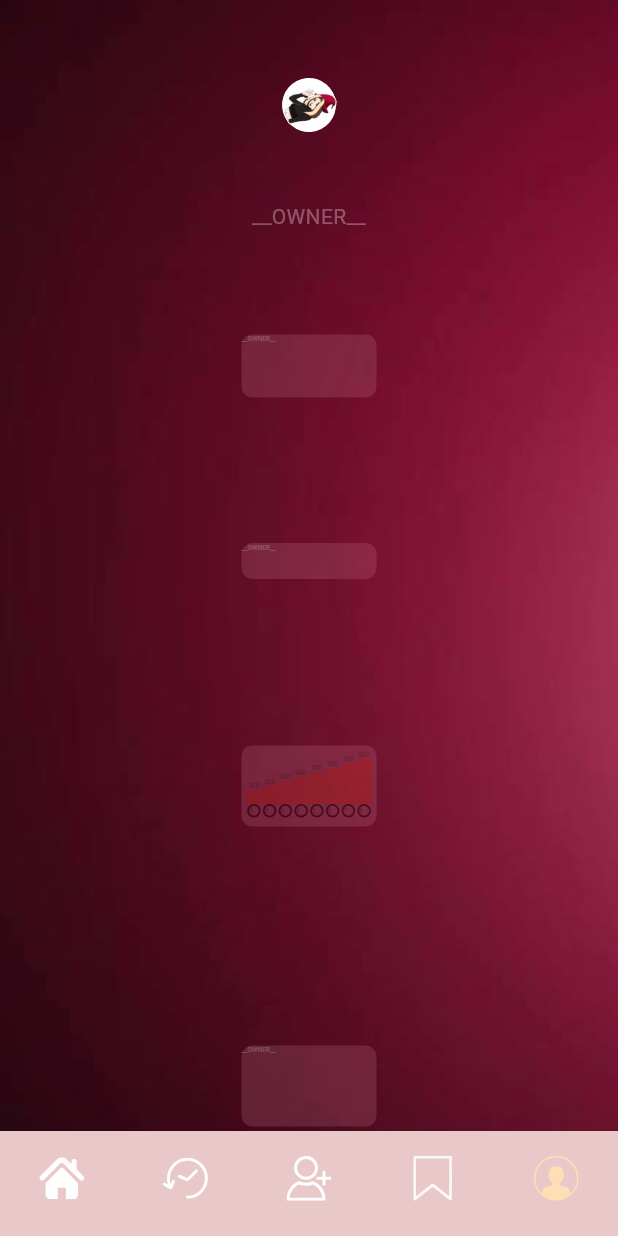
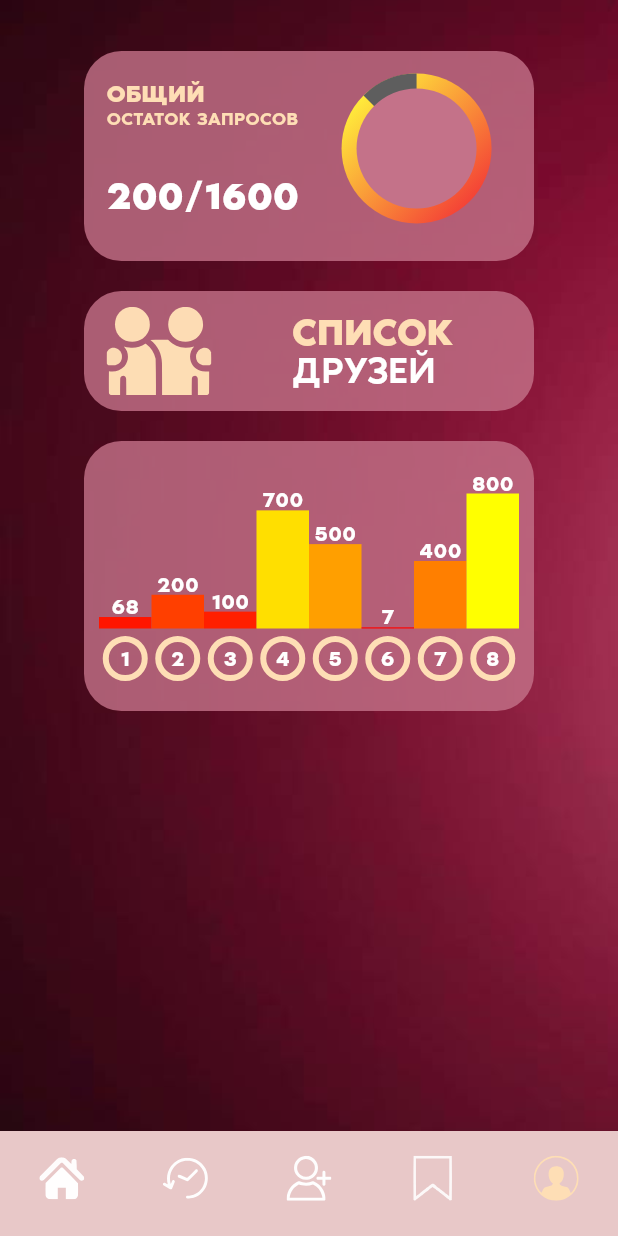
Before and after one commit to UkioMaeni/gnom, a Flutter app: the MainPage screen opened directly, item 5 of the bottom bar chosen, on a phone screen of 412 x 824 dp. Run offline on Flutter 3.47's test engine with Material 3 defaults, Android fonts, the phone set to English and light mode, and no system bars; our stand-ins replace easy_localization, flutter_svg; accounts and stored records are empty.

Commit message:
add profile tab

```diff
--- a/lib/pages/main_page/tabs/home_tab/home_tab.dart
+++ b/lib/pages/main_page/tabs/home_tab/home_tab.dart
@@ -13,9 +13,7 @@ class _HomeTabState extends State<HomeTab>  {
 
   @override
   Widget build(BuildContext context) {
-    return Padding(
-      padding:  EdgeInsets.only(top: MediaQuery.of(context).padding.top),
-      child: Navigator(
+    return  Navigator(
         initialRoute: "/init",
         onGenerateRoute: (settings) {
           if(settings.name=="/init"){
@@ -25,7 +23,7 @@ class _HomeTabState extends State<HomeTab>  {
           }
           return MaterialPageRoute(builder: (context) => const Placeholder());
         },
-      ),
+
     );
   }
 
--- /dev/null
+++ b/lib/pages/main_page/tabs/profile_tab/components/profile_list_friends.dart
@@ -0,0 +1,182 @@
+import 'dart:math';
+
+import 'package:flutter/cupertino.dart';
+import 'package:flutter/material.dart';
+import 'package:flutter/widgets.dart';
+import 'package:flutter_svg/flutter_svg.dart';
+
+class ProfileListFriends extends StatefulWidget {
+  const ProfileListFriends({super.key});
+
+  @override
+  State<ProfileListFriends> createState() => _ProfileListFriendsState();
+}
+
+class _ProfileListFriendsState extends State<ProfileListFriends> with TickerProviderStateMixin {
+
+  late final AnimationController _opacityController;
+  late final AnimationController _scaleController;
+  late final Animation<double> _opacityAnimation;
+  late final Animation<double> _scaleAnimation;
+
+  @override
+  void initState() {
+    _opacityController=AnimationController(
+    vsync: this,
+    duration: Duration(milliseconds: 300)
+   );
+   _scaleController=AnimationController(
+    vsync: this,
+    duration: Duration(milliseconds: 400)
+   );
+   _opacityAnimation=Tween<double>(begin: 0.2,end: 1).animate(_opacityController);
+   _scaleAnimation=Tween<double>(begin: 0.2,end: 1).animate(_scaleController);
+   _scaleController.forward();
+   _opacityController.forward();
+    super.initState();
+  }
+
+  @override
+  void dispose() {
+    _scaleController.dispose();
+    _opacityController.dispose();
+    super.dispose();
+  }
+
+  @override
+  Widget build(BuildContext context) {
+    return AnimatedBuilder(
+      animation: _scaleAnimation,
+      builder: (context, child) {
+        return Transform.scale(
+          scale: _scaleAnimation.value,
+          child: AnimatedBuilder(
+            animation: _opacityAnimation,
+            builder: (context, child) {
+              return Opacity(
+                opacity:_opacityAnimation.value,
+                child: Container(
+                decoration: BoxDecoration(
+                  borderRadius: BorderRadius.circular(25),
+                  color: const Color.fromRGBO(196, 114, 137, 0.8)
+                ),
+                height: 80,
+                width: 300,
+                child: Row(
+                  children: [
+                    SizedBox(width: 15,),
+                    SizedBox(
+                      width: 70,
+                      child: SvgPicture.asset("assets/svg/friends.svg",color: Color.fromRGBO(254, 222,181, 1),)
+                    ),
+                    Expanded(child: SizedBox.shrink()),
+                     Column(
+                        mainAxisAlignment: MainAxisAlignment.center,
+                        crossAxisAlignment: CrossAxisAlignment.start,
+                        children: [
+                          Text(
+                            "СПИСОК",
+                            style: TextStyle(
+                              fontFamily: "NoirPro",
+                              color: Color.fromRGBO(254, 222,181, 1),
+                              height: 1,
+                              fontWeight: FontWeight.w700,
+                              fontSize: 25
+                            ),
+                        ),
+                        Text(
+                            "ДРУЗЕЙ",
+                            style: TextStyle(
+                              fontFamily: "NoirPro",
+                              color: Colors.white,
+                              height: 1,
+                              fontWeight: FontWeight.w500,
+                              fontSize: 25
+                            ),
+                        ),
+                        ],
+
+                    ),
+                    Expanded(child: SizedBox.shrink()),
+
+                  ],
+                )
+                            ),
+              );
+            },
+
+          ),
+          );
+      },
+
+    );
+  }
+
+
+
+  Widget diagrammRequests(double percent){
+    return Container(
+      width: 100,
+      height: 100,
+      margin: EdgeInsets.only(bottom: 10),
+      decoration: BoxDecoration(
+        borderRadius: BorderRadius.circular(50),
+        gradient: LinearGradient(colors: [Colors.yellow,Colors.red],transform: GradientRotation(pi/4))
+      ),
+      child: Stack(
+        alignment: Alignment.center,
+        children: [
+          SizedBox(
+            width: 60,
+            height: 60,
+            child: CustomPaint(
+              painter: ArcPainter(percent:percent),
+            ),
+          ),
+           Container(
+          width: 80,
+          height: 80,
+          decoration: BoxDecoration(
+            borderRadius: BorderRadius.circular(40),
+            color: Color.fromARGB(255, 196, 114, 137)
+          ),
+        ),
+        ],
+
+      ),
+    );
+  }
+}
+
+class ArcPainter extends CustomPainter {
+  late double percent;
+  double startAngle=0;
+  double endAngle=0;
+  ArcPainter({required double percent}){
+    endAngle=percent*360;
+    startAngle=270-percent*360;
+  }
+  double radius = 50;
+  Color color = Color.fromARGB(255, 94, 94, 94);
+  @override
+  void paint(Canvas canvas, Size size) {
+    final paint = Paint()
+      ..color = color
+      ..style = PaintingStyle.fill;
+
+    final path = Path()
+      ..moveTo(size.width / 2, size.height / 2)
+      ..arcTo(
+          Rect.fromCircle(
+              center: Offset(size.width / 2, size.height / 2),
+              radius: radius),
+          startAngle / 360 * 2 * pi,
+          endAngle / 360 * 2 * pi,
+          false);
+
+    canvas.drawPath(path, paint);
+  }
+
+  @override
+  bool shouldRepaint(CustomPainter oldDelegate) => true;
+}
--- /dev/null
+++ b/lib/pages/main_page/tabs/profile_tab/components/profile_requests_count.dart
@@ -0,0 +1,181 @@
+import 'dart:math';
+
+import 'package:flutter/cupertino.dart';
+import 'package:flutter/material.dart';
+import 'package:flutter/widgets.dart';
+
+class ProfileRequestCount extends StatefulWidget {
+  const ProfileRequestCount({super.key});
+
+  @override
+  State<ProfileRequestCount> createState() => _ProfileRequestCountState();
+}
+
+class _ProfileRequestCountState extends State<ProfileRequestCount> with SingleTickerProviderStateMixin {
+
+  late final AnimationController _scaleController;
+  late final Animation<double> _scaleAnimation;
+
+  @override
+  void initState() {
+   _scaleController=AnimationController(
+    vsync: this,
+    duration: Duration(milliseconds: 400)
+   );
+   _scaleAnimation=Tween<double>(begin: 0.2,end: 1).animate(_scaleController);
+   _scaleController.forward();
+    super.initState();
+  }
+
+  @override
+  void dispose() {
+    _scaleController.dispose();
+    super.dispose();
+  }
+
+  @override
+  Widget build(BuildContext context) {
+    return AnimatedBuilder(
+      animation: _scaleAnimation,
+      builder: (context, child) {
+        return Transform.scale(
+          scale: _scaleAnimation.value,
+          child: Opacity(
+            opacity: _scaleAnimation.value,
+            child: Container(
+              decoration: BoxDecoration(
+                borderRadius: BorderRadius.circular(25),
+                color: const Color.fromRGBO(196, 114, 137, 0.8)
+              ),
+              height: 140,
+              width: 300,
+              child: Row(
+                children: [
+                  SizedBox(width: 15,),
+                  Column(
+                    crossAxisAlignment: CrossAxisAlignment.start,
+                    children: [
+                      SizedBox(
+                        height: 20,
+                      ),
+                      Text(
+                        "ОБЩИЙ",
+                        style: TextStyle(
+                          fontFamily: "NoirPro",
+                          color: Color.fromRGBO(254, 222,181, 1),
+                          height: 1,
+                          fontWeight: FontWeight.w800,
+                          fontSize: 16
+                        ),
+                        ),
+                        Text(
+                        "ОСТАТОК ЗАПРОСОВ",
+                        style: TextStyle(
+                          fontFamily: "NoirPro",
+                          color: Color.fromRGBO(254, 222,181, 1),
+                          height: 1.4,
+                          fontWeight: FontWeight.w600,
+                          fontSize: 12
+                        ),
+                        ),
+                        Expanded(
+                          child: Align(
+                            alignment: Alignment.centerLeft,
+                            child: Text(
+                            "200/1600",
+                            style: TextStyle(
+                              fontFamily: "NoirPro",
+                              color: Colors.white,
+                              height: 1,
+                              fontWeight: FontWeight.w800,
+                              fontSize: 25
+                            ),
+                            ),
+                          ),
+                        ),
+                    ],
+                  ),
+                  Expanded(
+                    child: Align(
+                      alignment: Alignment.center,
+                      child: diagrammRequests(200/1600)
+                    ),
+                  ),
+                ],
+              )
+            ),
+          ),
+          );
+      },
+
+    );
+  }
+
+
+
+  Widget diagrammRequests(double percent){
+    return Container(
+      width: 100,
+      height: 100,
+      margin: EdgeInsets.only(bottom: 10),
+      decoration: BoxDecoration(
+        borderRadius: BorderRadius.circular(50),
+        gradient: LinearGradient(colors: [Colors.yellow,Colors.red],transform: GradientRotation(pi/4))
+      ),
+      child: Stack(
+        alignment: Alignment.center,
+        children: [
+          SizedBox(
+            width: 60,
+            height: 60,
+            child: CustomPaint(
+              painter: ArcPainter(percent:percent),
+            ),
+          ),
+           Container(
+          width: 80,
+          height: 80,
+          decoration: BoxDecoration(
+            borderRadius: BorderRadius.circular(40),
+            color: Color.fromARGB(255, 196, 114, 137)
+          ),
+        ),
+        ],
+
+      ),
+    );
+  }
+}
+
+class ArcPainter extends CustomPainter {
+  late double percent;
+  double startAngle=0;
+  double endAngle=0;
+  ArcPainter({required double percent}){
+    endAngle=percent*360;
+    startAngle=270-percent*360;
+  }
+  double radius = 50;
+  Color color = Color.fromARGB(255, 94, 94, 94);
+  @override
+  void paint(Canvas canvas, Size size) {
+    final paint = Paint()
+      ..color = color
+      ..style = PaintingStyle.fill;
+
+    final path = Path()
+      ..moveTo(size.width / 2, size.height / 2)
+      ..arcTo(
+          Rect.fromCircle(
+              center: Offset(size.width / 2, size.height / 2),
+              radius: radius),
+          startAngle / 360 * 2 * pi,
+          endAngle / 360 * 2 * pi,
+          false);
+
+    canvas.drawPath(path, paint);
+  }
+
+  @override
+  bool shouldRepaint(CustomPainter oldDelegate) => true;
+}
--- /dev/null
+++ b/lib/pages/main_page/tabs/profile_tab/components/profile_requests_diagramm.dart
@@ -0,0 +1,237 @@
+import 'dart:math';
+
+import 'package:flutter/cupertino.dart';
+import 'package:flutter/material.dart';
+import 'package:flutter/widgets.dart';
+import 'package:flutter_svg/flutter_svg.dart';
+
+class ProfileRequestsDiagramm extends StatefulWidget {
+  const ProfileRequestsDiagramm({super.key});
+
+  @override
+  State<ProfileRequestsDiagramm> createState() => _ProfileRequestsDiagrammState();
+}
+
+class _ProfileRequestsDiagrammState extends State<ProfileRequestsDiagramm> with TickerProviderStateMixin {
+
+  late final AnimationController _opacityController;
+  late final AnimationController _scaleController;
+  late final Animation<double> _opacityAnimation;
+  late final Animation<double> _scaleAnimation;
+
+  //mockked
+  List<int> req=[
+    68,200,100,700,500,7,400,800
+  ];
+
+  int maxValue=0;
+
+  @override
+  void initState() {
+    _opacityController=AnimationController(
+    vsync: this,
+    duration: Duration(milliseconds: 300)
+   );
+   _scaleController=AnimationController(
+    vsync: this,
+    duration: Duration(milliseconds: 400)
+   );
+   _opacityAnimation=Tween<double>(begin: 0.2,end: 1).animate(_opacityController);
+   _scaleAnimation=Tween<double>(begin: 0.2,end: 1).animate(_scaleController);
+   _scaleController.forward();
+   _opacityController.forward();
+     maxValue = req[0];
+    for (int i = 1; i < req.length; i++) {
+      if (req[i] > maxValue) {
+        maxValue = req[i];
+      }
+    }
+    super.initState();
+  }
+
+  @override
+  void dispose() {
+    _scaleController.dispose();
+    _opacityController.dispose();
+    super.dispose();
+  }
+
+
+  Color interpolateColor(double value) {
+  if (value < 0) {
+    value = 0;
+  } else if (value > maxValue) {
+    value = maxValue.toDouble();
+  }
+
+  double normalizedValue =value / maxValue;
+
+  double red = 255 ;
+  double green = 255 *(normalizedValue);
+  double blue = 0;
+  return Color.fromRGBO(red.toInt(), green.toInt(), blue.toInt(),1);
+}
+
+
+  @override
+  Widget build(BuildContext context) {
+
+    return AnimatedBuilder(
+      animation: _scaleAnimation,
+      builder: (context, child) {
+        return Transform.scale(
+          scale: _scaleAnimation.value,
+          child: AnimatedBuilder(
+            animation: _opacityAnimation,
+            builder: (context,_) {
+              return Opacity(
+                opacity: _opacityAnimation.value,
+                child: Container(
+                  padding: EdgeInsets.symmetric(horizontal: 10),
+                  decoration: BoxDecoration(
+                    borderRadius: BorderRadius.circular(25),
+                    color: const Color.fromRGBO(196, 114, 137, 0.8)
+                  ),
+                  height: 180,
+                  width: 300,
+                  child: Column(
+                    children: [
+                      SizedBox(height: 10,),
+                      Expanded(
+                        child: Row(
+                          crossAxisAlignment: CrossAxisAlignment.end,
+                           mainAxisAlignment: MainAxisAlignment.spaceAround,
+                           children:[
+                              for(int i=0;i<req.length;i++)
+                              Column(
+                              mainAxisAlignment: MainAxisAlignment.end,
+                              children: [
+                                Text(
+                                  req[i].toString(),
+                                  style: TextStyle(
+                                    fontFamily: "NoirPro",
+                                    color: Colors.white,
+                                    height: 1,
+                                    fontWeight: FontWeight.w600,
+                                    fontSize: 14
+                                  ),
+                                ),
+                                Container(
+                                    width: 35,
+                                    height:(90/maxValue)*req[i],
+                                    decoration: BoxDecoration(
+                                      color: interpolateColor(req[i].toDouble())
+                                    ),
+                                ),
+                                Container(
+                                    width: 30,
+                                    height: 30,
+                                    margin: EdgeInsets.only(top: 5),
+                                    decoration: BoxDecoration(
+                                      borderRadius: BorderRadius.circular(15),
+                                      border: Border.all(
+                                        color: const Color.fromRGBO(254, 222,181, 1),
+                                        width: 4
+                                      )
+                                    ),
+                                    child: Align(
+                                      alignment: Alignment.center,
+                                      child: Text(
+                                        (i+1).toString(),
+                                        style: TextStyle(
+                                          fontFamily: "NoirPro",
+                                          color: Colors.white,
+                                          height: 1,
+                                          fontWeight: FontWeight.w600,
+                                          fontSize: 14
+                                        ),
+                                      )
+                                    ),
+                                )
+                              ],
+                            )
+                          ]
+
+                        ),
+                      ),
+                      SizedBox(height: 20,)
+                    ],
+                  )
+                ),
+              );
+            }
+          ),
+          );
+      },
+
+    );
+  }
+
+
+
+  Widget diagrammRequests(double percent){
+    return Container(
+      width: 100,
+      height: 100,
+      margin: EdgeInsets.only(bottom: 10),
+      decoration: BoxDecoration(
+        borderRadius: BorderRadius.circular(50),
+        gradient: LinearGradient(colors: [Colors.yellow,Colors.red],transform: GradientRotation(pi/4))
+      ),
+      child: Stack(
+        alignment: Alignment.center,
+        children: [
+          SizedBox(
+            width: 60,
+            height: 60,
+            child: CustomPaint(
+              painter: ArcPainter(percent:percent),
+            ),
+          ),
+           Container(
+          width: 80,
+          height: 80,
+          decoration: BoxDecoration(
+            borderRadius: BorderRadius.circular(40),
+            color: Color.fromARGB(255, 196, 114, 137)
+          ),
+        ),
+        ],
+
+      ),
+    );
+  }
+}
+
+class ArcPainter extends CustomPainter {
+  late double percent;
+  double startAngle=0;
+  double endAngle=0;
+  ArcPainter({required double percent}){
+    endAngle=percent*360;
+    startAngle=270-percent*360;
+  }
+  double radius = 50;
+  Color color = Color.fromARGB(255, 94, 94, 94);
+  @override
+  void paint(Canvas canvas, Size size) {
+    final paint = Paint()
+      ..color = color
+      ..style = PaintingStyle.fill;
+
+    final path = Path()
+      ..moveTo(size.width / 2, size.height / 2)
+      ..arcTo(
+          Rect.fromCircle(
+              center: Offset(size.width / 2, size.height / 2),
+              radius: radius),
+          startAngle / 360 * 2 * pi,
+          endAngle / 360 * 2 * pi,
+          false);
+
+    canvas.drawPath(path, paint);
+  }
+
+  @override
+  bool shouldRepaint(CustomPainter oldDelegate) => true;
+}
--- a/lib/pages/main_page/tabs/profile_tab/profile_tab.dart
+++ b/lib/pages/main_page/tabs/profile_tab/profile_tab.dart
@@ -3,6 +3,9 @@ import 'dart:math';
 import 'package:flutter/cupertino.dart';
 import 'package:flutter/material.dart';
 import 'package:flutter/widgets.dart';
+import 'package:gnom/pages/main_page/tabs/profile_tab/components/profile_list_friends.dart';
+import 'package:gnom/pages/main_page/tabs/profile_tab/components/profile_requests_count.dart';
+import 'package:gnom/pages/main_page/tabs/profile_tab/components/profile_requests_diagramm.dart';
 
 class ProfileTab extends StatefulWidget {
   const ProfileTab({super.key});
@@ -74,17 +77,17 @@ class _ProfileTabState extends State<ProfileTab> with TickerProviderStateMixin {
       child: SingleChildScrollView(
         child: Column(
           children: [
-            gnomTransform(),
+           // gnomTransform(),
             SizedBox(height: 4,),
-            userName(),
+            //userName(),
             SizedBox(height: 20,),
-            requestCount(),
+            ProfileRequestCount(),
             SizedBox(height: 20,),
-            friends(),
+            ProfileListFriends(),
             SizedBox(height: 20,),
-            stats(),
-            SizedBox(height: 20,),
-            planing()
+            ProfileRequestsDiagramm()
+            // SizedBox(height: 20,),
+            // planing()
           ],
         ),
       ),
--- a/pubspec.yaml
+++ b/pubspec.yaml
@@ -37,6 +37,7 @@ dependencies:
   cupertino_icons: ^1.0.6
   easy_localization: ^3.0.5
   flutter_svg: ^2.0.10+1
+  community_charts_flutter: ^1.0.2
 
 dev_dependencies:
   flutter_test:
```
Also changed, not shown: lib/pages/main_page/tabs/home_tab/pages/home_init_page.dart (+81 -16 lines), assets/svg/friends.svg (added), pubspec.lock.
